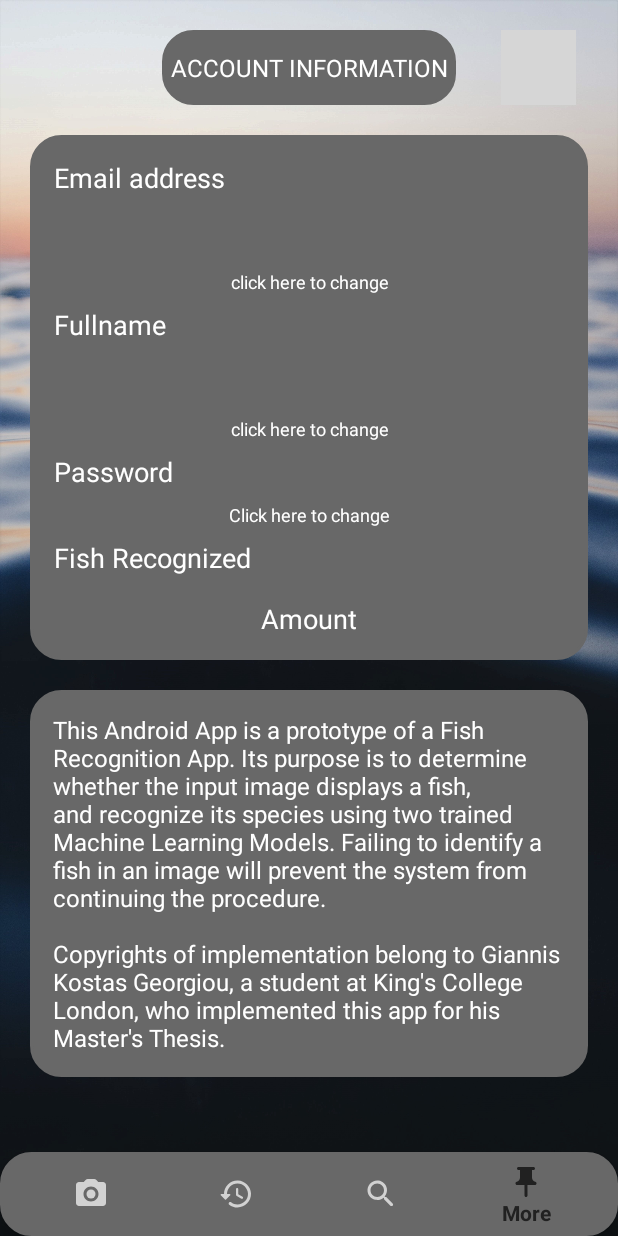
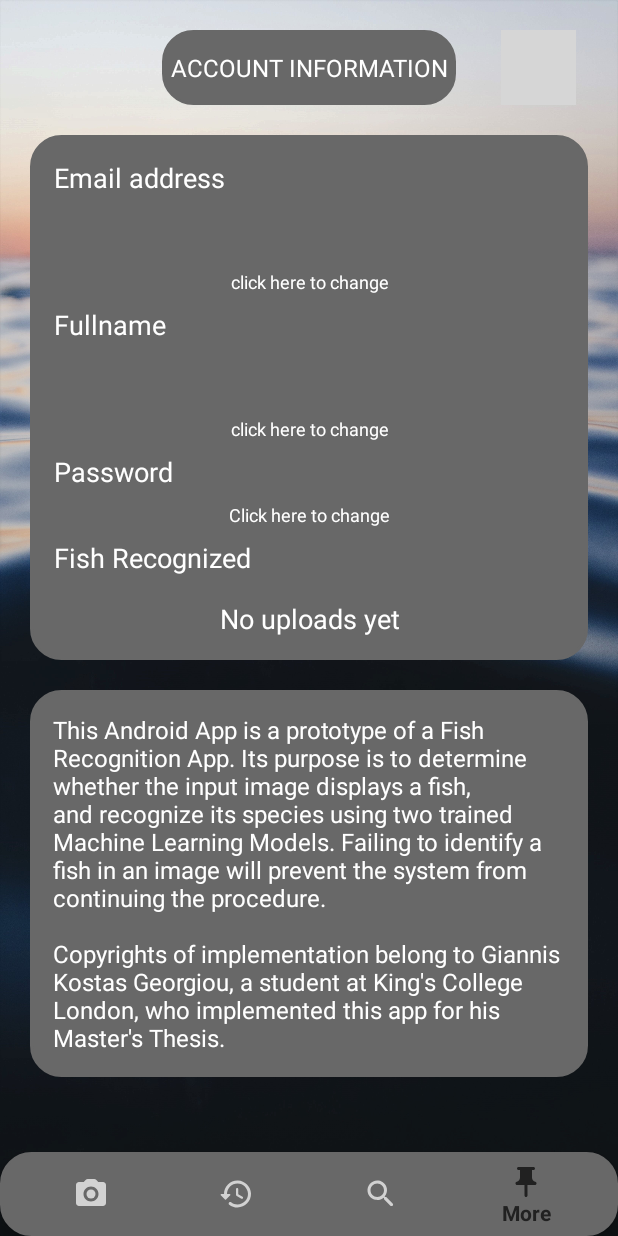
Before and after one commit to jcgeo9/ML-For-Fish-Recognition-App, an Android app: the screen it shows after launch once a user with an empty profile is signed in (Homepage), item 4 of the bottom bar chosen, on a phone screen of 412 x 824 dp. Run offline under Robolectric (Android 15) with nearby library versions, the light colour scheme and no system bars; our stand-ins replace Firebase (no records; nobody signed in at launch, a user with empty details on screens opened directly); libraries missing offline, so code that uses them is left out: com.mikhaellopez.circularimageview, org.tensorflow.lite; plain views replace CircularImageView; 2 statements that could not run were skipped; grey boxes are pictures that could not be loaded.

Commit message:
android app implementation code fix

```diff
--- a/app/src/main/java/com/example/myapplication/AboutFragment.java
+++ b/app/src/main/java/com/example/myapplication/AboutFragment.java
@@ -83,7 +83,11 @@ public class AboutFragment extends Fragment implements View.OnClickListener{
             @Override
             public void onComplete(@NonNull @NotNull Task<DocumentSnapshot> task) {
                 if (task.isSuccessful()) {
-                    fishRecognizedDisplay.setText(task.getResult().get("fish_rec").toString());
+                    if(task.getResult().get("fish_rec")!=null) {
+                        fishRecognizedDisplay.setText(task.getResult().get("fish_rec").toString());
+                    }else
+                        fishRecognizedDisplay.setText("No uploads yet");
+
                 }
             }
         });
--- a/app/src/main/java/com/example/myapplication/Register.java
+++ b/app/src/main/java/com/example/myapplication/Register.java
@@ -143,6 +143,7 @@ public class Register extends AppCompatActivity implements View.OnClickListener
                                     @Override
                                     public void onSuccess(Void aVoid) {
                                         Toast.makeText(Register.this,"Successful Registration!",Toast.LENGTH_LONG).show();
+                                        FirebaseAuth.getInstance().signOut();
                                         startActivity(new Intent(Register.this, MainActivity.class));
                                     }
                                 }).addOnFailureListener(new OnFailureListener() {
```
